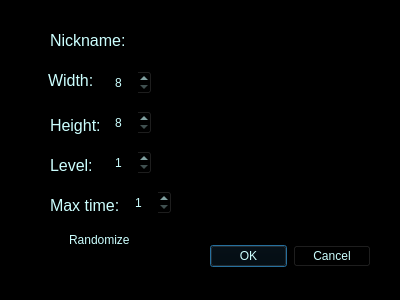
Qt form Tetris/gui/SettingsDialog.ui (amoraric/Tetris) before a commit.
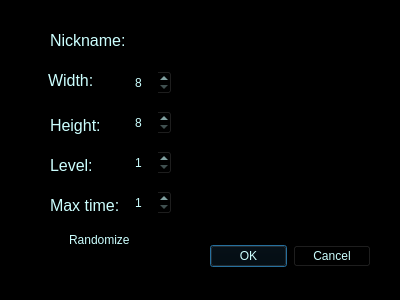
The same form after that commit.

Diff of the .ui file:
```diff
--- a/Tetris/gui/SettingsDialog.ui
+++ b/Tetris/gui/SettingsDialog.ui
@@ -38,7 +38,7 @@
   <widget class="QSpinBox" name="spinBoxWidth">
    <property name="geometry">
     <rect>
-     <x>110</x>
+     <x>130</x>
      <y>70</y>
      <width>42</width>
      <height>25</height>
@@ -57,7 +57,7 @@
   <widget class="QSpinBox" name="spinBoxHeight">
    <property name="geometry">
     <rect>
-     <x>110</x>
+     <x>130</x>
      <y>110</y>
      <width>42</width>
      <height>25</height>
@@ -140,7 +140,7 @@
   <widget class="QSpinBox" name="spinBoxLevel">
    <property name="geometry">
     <rect>
-     <x>110</x>
+     <x>130</x>
      <y>150</y>
      <width>42</width>
      <height>25</height>
```
